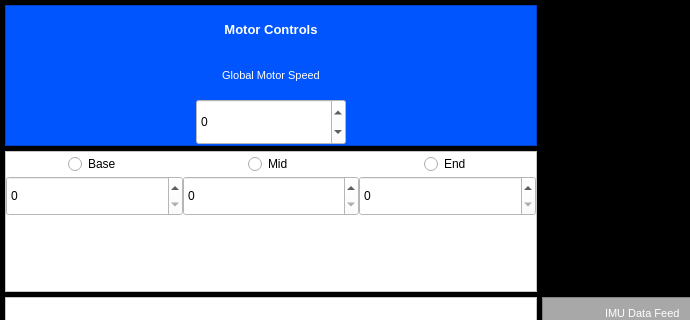
Old version of the form Ground Station/groundstation.ui in the repository Stoked-Embers/SHC-RoverTeam-3; both pictures show x 0 to 690 and y 0 to 320 of the 949 by 487 pixel window.
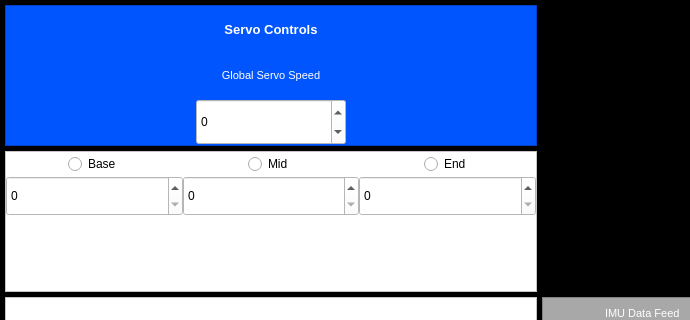
New version of the form. Icons and pictures are not drawn.

```diff
--- a/Ground Station/groundstation.ui
+++ b/Ground Station/groundstation.ui
@@ -112,7 +112,7 @@
 </string>
            </property>
            <property name="text">
-            <string>Motor Controls</string>
+            <string>Servo Controls</string>
            </property>
            <property name="alignment">
             <set>Qt::AlignCenter</set>
@@ -136,7 +136,7 @@
             <string notr="true">color: rgb(255, 255, 255)</string>
            </property>
            <property name="text">
-            <string>Global Motor Speed</string>
+            <string>Global Servo Speed</string>
            </property>
            <property name="alignment">
             <set>Qt::AlignCenter</set>
```
Left out of the diff: 2 changed lines with no effect on the pictures.
